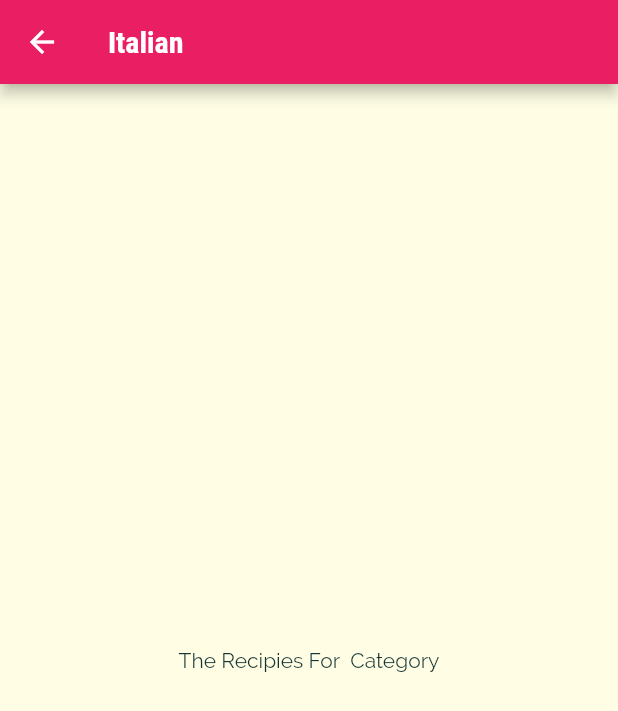
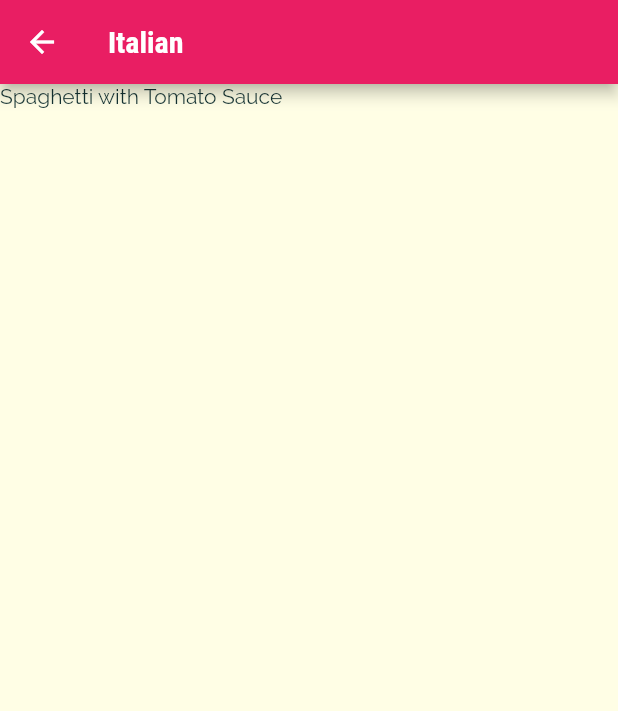
Before and after one commit to MrNasan/FlutterUdemy_MealsApp, a Flutter app: the screen it shows after launch, after a tap on "Italian", on a phone screen of 412 x 824 dp. Shown: the top 711 px of the screen. Run offline on Flutter 3.47's test engine with Material 2 defaults, Android fonts, the phone set to English and light mode, and no system bars.

Commit message:
filter category by id

```diff
--- a/lib/category_meals_screen.dart
+++ b/lib/category_meals_screen.dart
@@ -1,4 +1,5 @@
 import 'package:flutter/material.dart';
+import './dummy_data.dart';
 
 class CategoryMealsScreen extends StatelessWidget {
   static const routeName = '/category-meals'; // this make navigated to this
@@ -17,14 +18,19 @@ class CategoryMealsScreen extends StatelessWidget {
         ModalRoute.of(context)?.settings.arguments as Map<String, String>;
     final categoryTitle = routeArgs['title'];
     final categoryId = routeArgs['id'];
+    final categoryMeals = DUMMY_MEALS.where((meal) {
+      return meal.categories.contains(categoryId);
+    }).toList();
 
     return Scaffold(
       appBar: AppBar(
         title: Text(categoryTitle.toString()),
       ),
-      body: const Center(
-        child: Text('The Recipies For  Category'),
-      ),
+      body: ListView.builder(
+          itemBuilder: (ctx, index) {
+            return Text(categoryMeals[index].title);
+          },
+          itemCount: categoryMeals.length),
     );
   }
 }
```
